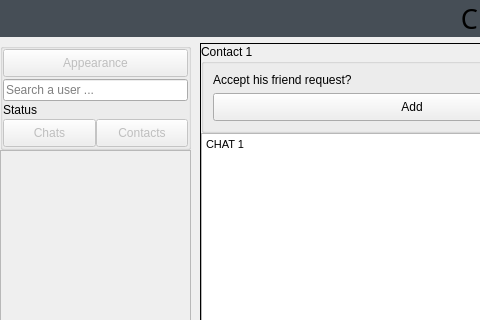
Before: the Qt Designer form Client_Chatbox/forms/mainwindow.ui in Schmock83/Chatbox, drawn with Qt 5; both pictures show x 0 to 480 and y 0 to 320 of the 1027 by 602 pixel window.
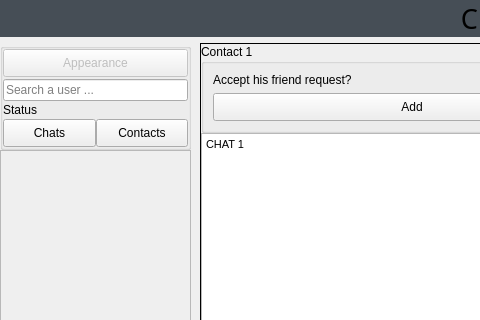
After: the same form once the commit is applied. The open tabs and pages were chosen to show the change. Custom widgets are drawn as their Qt base class.

Commit message: enable chat and contact buttons

```diff
--- a/Client_Chatbox/forms/mainwindow.ui
+++ b/Client_Chatbox/forms/mainwindow.ui
@@ -487,7 +487,7 @@
                   <item>
                    <widget class="QPushButton" name="chat_button">
                     <property name="enabled">
-                     <bool>false</bool>
+                     <bool>true</bool>
                     </property>
                     <property name="text">
                      <string>Chats</string>
@@ -497,7 +497,7 @@
                   <item>
                    <widget class="QPushButton" name="contacts_button">
                     <property name="enabled">
-                     <bool>false</bool>
+                     <bool>true</bool>
                     </property>
                     <property name="text">
                      <string>Contacts</string>
```
Left out of the diff: 4 changed lines with no effect on the pictures.
